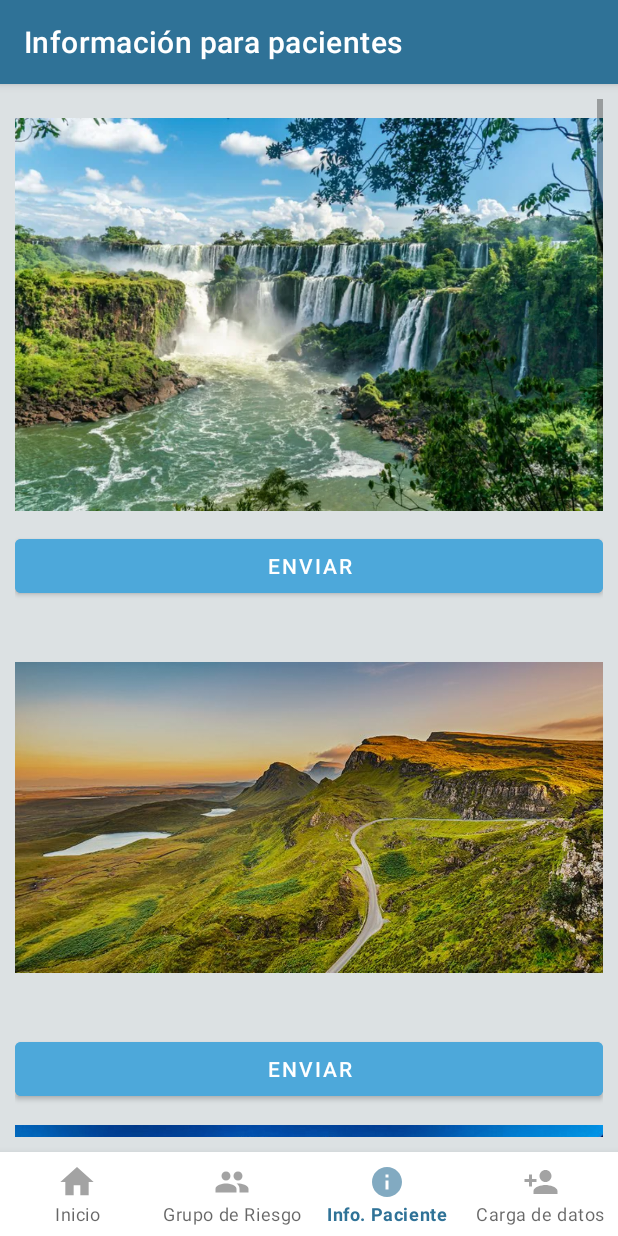
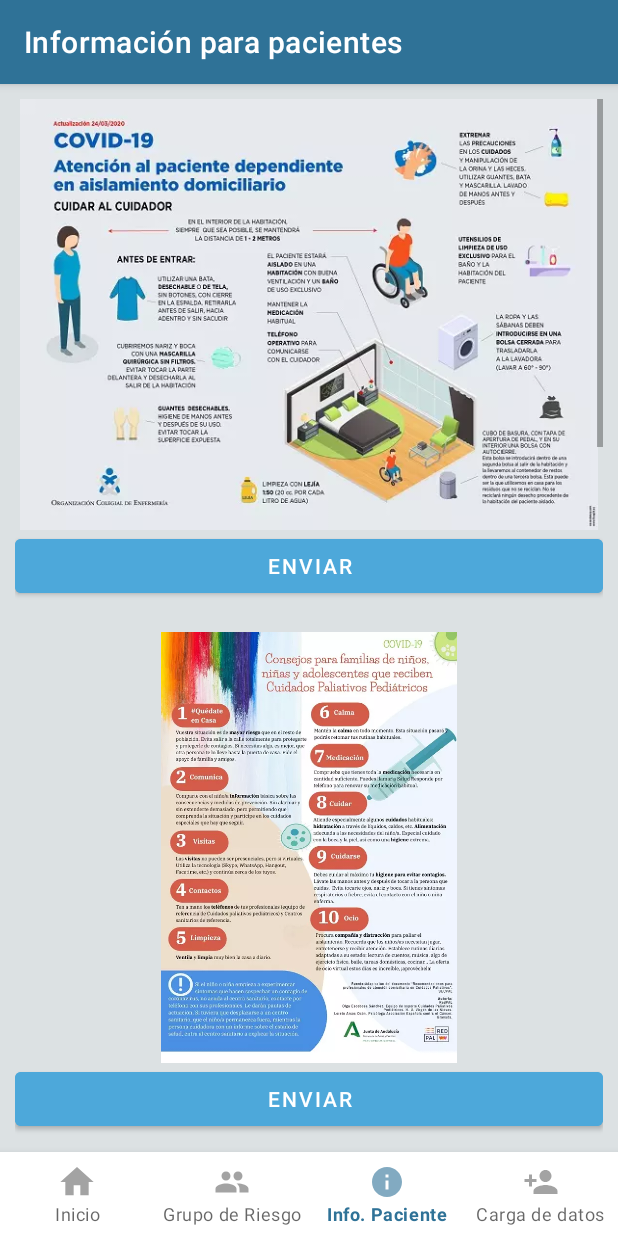
Before and after one commit to welopez/TP-Final-PPC-2021, an Android app: the Screen3Activity screen opened directly, with no data from a screen before it, on a phone screen of 412 x 824 dp. Run offline under Robolectric (Android 15) with nearby library versions, the phone set to English and light mode, and no system bars; network calls fail.

Commit message:
Cambio de imagenes en la activity3

```diff
--- a/app/src/main/res/layout/activity_screen3.xml
+++ b/app/src/main/res/layout/activity_screen3.xml
@@ -41,6 +41,7 @@
                 android:id="@+id/button_Photo1"
                 android:layout_width="match_parent"
                 android:layout_height="wrap_content"
+                android:layout_marginBottom="20dp"
                 android:backgroundTint="@color/Lightest_Blue"
                 android:text="@string/send"
                 android:textColor="@color/white" />
@@ -56,6 +57,7 @@
                 android:id="@+id/button_Photo2"
                 android:layout_width="match_parent"
                 android:layout_height="wrap_content"
+                android:layout_marginBottom="20dp"
                 android:backgroundTint="@color/Lightest_Blue"
                 android:text="@string/send"
                 android:textColor="@color/white" />
@@ -71,6 +73,7 @@
                 android:id="@+id/button_Photo3"
                 android:layout_width="match_parent"
                 android:layout_height="wrap_content"
+                android:layout_marginBottom="20dp"
                 android:backgroundTint="@color/Lightest_Blue"
                 android:text="@string/send"
                 android:textColor="@color/white" />
@@ -86,6 +89,7 @@
                 android:id="@+id/button_Photo4"
                 android:layout_width="match_parent"
                 android:layout_height="wrap_content"
+                android:layout_marginBottom="20dp"
                 android:backgroundTint="@color/Lightest_Blue"
                 android:text="@string/send"
                 android:textColor="@color/white" />
@@ -101,6 +105,7 @@
                 android:id="@+id/button_Photo5"
                 android:layout_width="match_parent"
                 android:layout_height="wrap_content"
+                android:layout_marginBottom="20dp"
                 android:backgroundTint="@color/Lightest_Blue"
                 android:text="@string/send"
                 android:textColor="@color/white" />
```
Also changed, not shown: app/src/main/res/drawable-hdpi/imageppc1.webp (added), app/src/main/res/drawable-hdpi/imageppc2.webp (added), app/src/main/res/drawable-hdpi/imageppc3.webp (added), app/src/main/res/drawable-hdpi/imageppc4.webp (added), app/src/main/res/drawable-hdpi/imageppc5.webp (added), app/src/main/res/drawable-hdpi/imageppc6.webp (added), app/src/main/res/drawable-v24/imageppc1.jpg (deleted), app/src/main/res/drawable-v24/imageppc2.jpg (deleted), app/src/main/res/drawable-v24/imageppc3.jpeg (deleted), app/src/main/res/drawable-v24/imageppc4.jpg (deleted), app/src/main/res/drawable-v24/imageppc5.jpg (deleted), app/src/main/res/drawable-v24/imageppc6.jpg (deleted), app/src/main/res/drawable/covid.jpeg (deleted).
